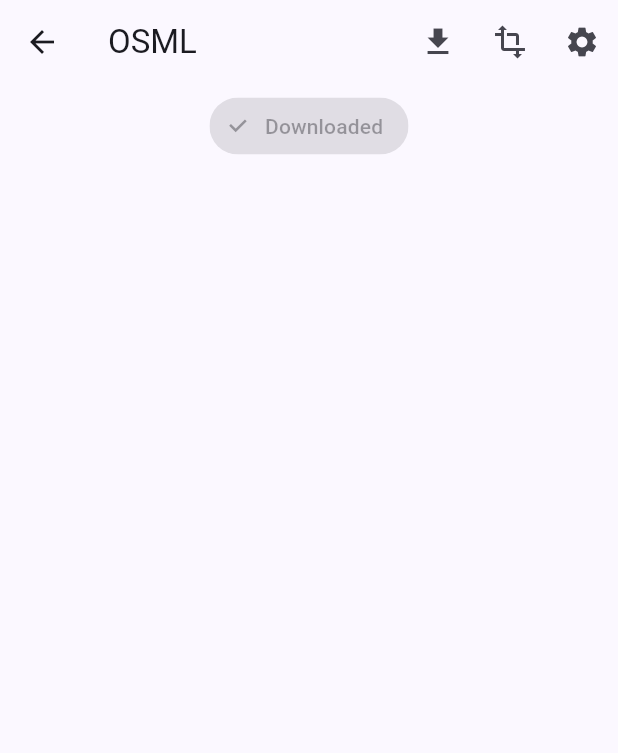
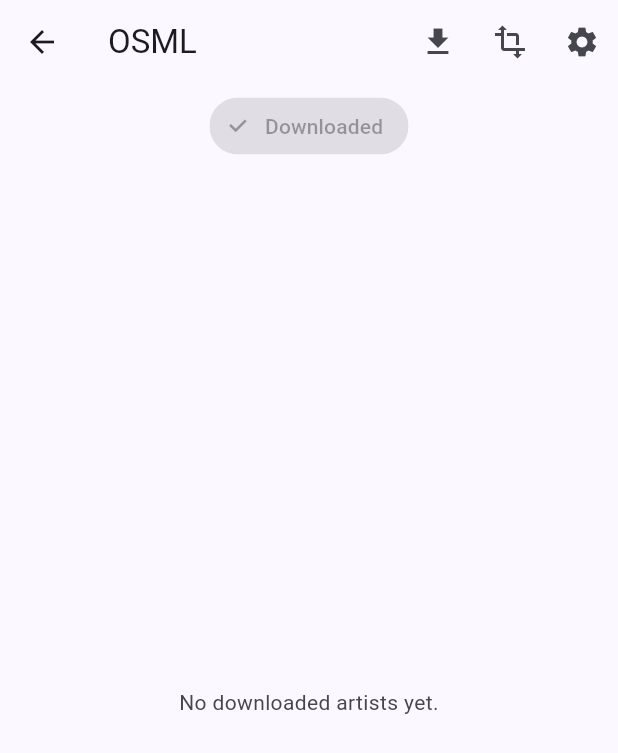
Before and after one commit to AidenKre/open-streaming-music-library, a Flutter app: the ArtistsPage screen opened directly, on a phone screen of 412 x 824 dp. Shown: the top 753 px of the screen. Run offline on Flutter 3.47's test engine with Material 3 defaults, Android fonts, the phone set to English and light mode, and no system bars; our stand-ins replace audio_service, drift, flutter_cache_manager, flutter_riverpod, just_audio, shared_preferences; missing offline and left inert: unorm_dart; accounts and stored records are empty; generated files the repository leaves out were written again; network calls fail.

Commit message:
Phase 3 T2.3: explain an empty Downloaded-filtered browse list
Root Artists/Tracks tabs show 'No downloaded artists/tracks yet.' once a
downloaded-only window settles empty, keeping the old badge's guarantee
that a filtered list never reads like a wiped library.

Co-Authored-By: Claude Opus 5.5 <noreply@anthropic.com>

```diff
--- a/frontend/lib/ui/artist_page.dart
+++ b/frontend/lib/ui/artist_page.dart
@@ -14,6 +14,7 @@ import 'package:frontend/ui/utils/cover_art_prefetcher.dart';
 import 'package:frontend/ui/widgets/artist_card.dart';
 import 'package:frontend/ui/widgets/downloaded_only_badge.dart';
 import 'package:frontend/ui/widgets/filter_bar.dart';
+import 'package:frontend/ui/widgets/list_status_message.dart';
 
 class ArtistsPage extends ConsumerStatefulWidget {
   /// True when rendered as a root tab inside [AppShell]; the page then owns
@@ -71,6 +72,11 @@ class _ArtistPageState extends ConsumerState<ArtistsPage>
     );
   }
 
+  /// A filtered window that settled with nothing in it. The locked/selected
+  /// chip already says why; this says it in words.
+  bool get _showFilteredEmpty =>
+      widget.isRoot && _downloadedOnly && !hasMore && paginatedItems.isEmpty;
+
   void _onFiltersChanged(BrowseFilters filters) {
     if (filters == _filters) return;
     setState(() => _filters = filters);
@@ -108,7 +114,9 @@ class _ArtistPageState extends ConsumerState<ArtistsPage>
         else if (isOffline)
           const DownloadedOnlyBadge(),
         Expanded(
-          child: GridView.builder(
+          child: _showFilteredEmpty
+              ? const ListStatusMessage('No downloaded artists yet.')
+              : GridView.builder(
                 controller: scrollController,
                 padding: const EdgeInsets.all(8),
                 gridDelegate: const SliverGridDelegateWithMaxCrossAxisExtent(
--- /dev/null
+++ b/frontend/lib/ui/widgets/list_status_message.dart
@@ -0,0 +1,26 @@
+import 'package:flutter/material.dart';
+
+/// Centered explanatory text shown in place of a list that has nothing to
+/// show (a filtered browse list, or a search with no matches), so an empty
+/// view never reads like the library was wiped.
+class ListStatusMessage extends StatelessWidget {
+  const ListStatusMessage(this.message, {super.key});
+
+  final String message;
+
+  @override
+  Widget build(BuildContext context) {
+    return Center(
+      child: Padding(
+        padding: const EdgeInsets.all(32),
+        child: Text(
+          message,
+          textAlign: TextAlign.center,
+          style: Theme.of(context).textTheme.bodyMedium?.copyWith(
+            color: Theme.of(context).colorScheme.onSurfaceVariant,
+          ),
+        ),
+      ),
+    );
+  }
+}
```
Also changed, not shown: frontend/lib/ui/tracks_page.dart (+9 -1 lines), 3 other files. Lines whose indentation alone changed are shown as unchanged.
